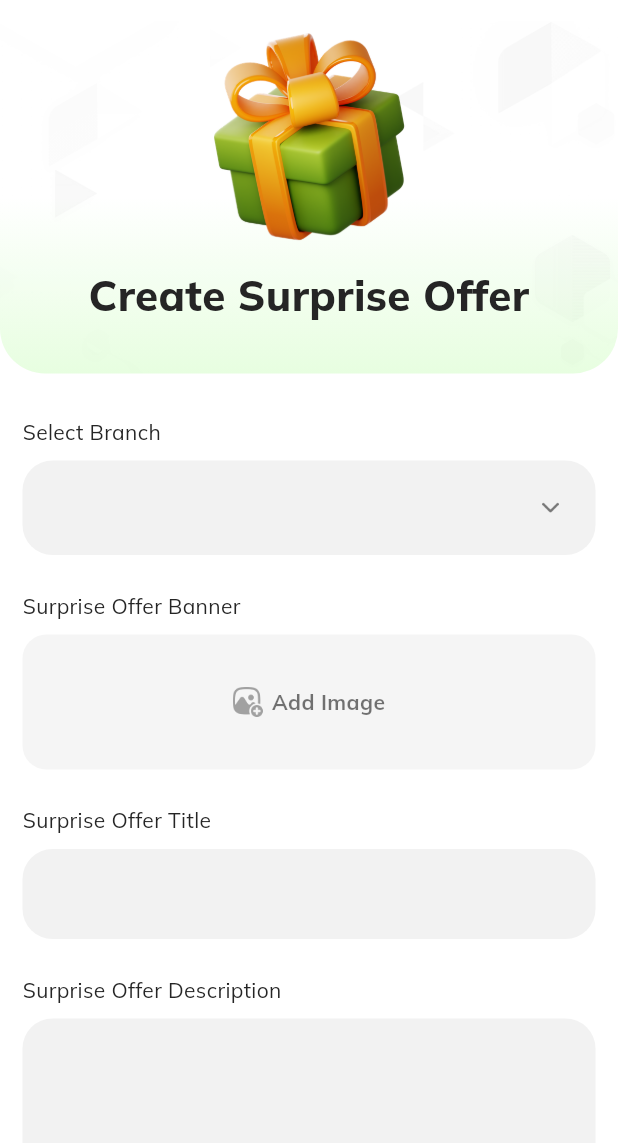
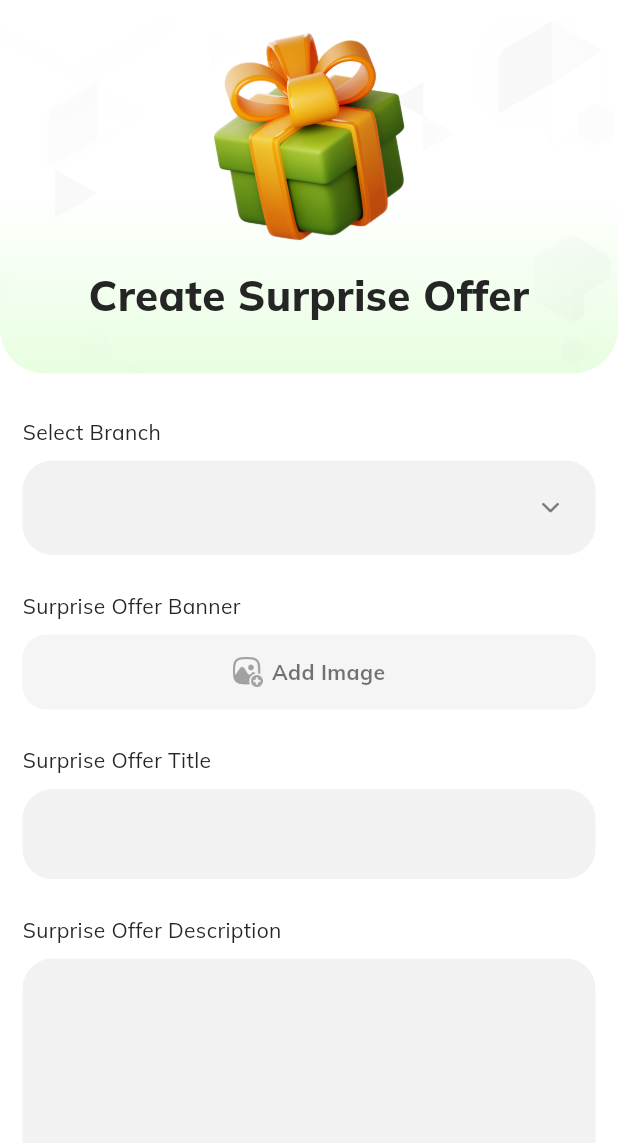
Before and after one commit to vigneshkumar-001/tringo_Owner, a Flutter app: the CreateSurpriseOffer screen opened directly with empty values, on a phone screen of 412 x 824 dp, the part 93-1236 px from its top. Run offline on Flutter 3.47's test engine with Material 3 defaults, Android fonts, the phone set to English and light mode, and no system bars; our stand-ins replace cached_network_image, connectivity_plus, country_picker, dartz, dio, dotted_border and 19 more; missing offline and left inert: call_log, mobile_number, mobile_scanner; accounts and stored records are empty; network calls fail.

Commit message:
maaraa change

```diff
--- a/lib/Core/Const/app_images.dart
+++ b/lib/Core/Const/app_images.dart
@@ -112,4 +112,5 @@ class AppImages {
   static String uID = 'Assets/Images/UID.png';
   static String smallScanQRBlack = 'Assets/Images/small Scan QR Black.png';
   static String uIDBlue = 'Assets/Images/UID blue.png';
+  static String walletImage = 'Assets/Images/WalletImage.png';
 }
--- a/lib/Presentation/Create Surprise Offers/Screens/create_surprise_offer.dart
+++ b/lib/Presentation/Create Surprise Offers/Screens/create_surprise_offer.dart
@@ -430,6 +430,7 @@ class _CreateSurpriseOfferState extends ConsumerState<CreateSurpriseOffer> {
                         },
                         child: Container(
                           width: double.infinity,
+
                           decoration: BoxDecoration(
                             color: AppColor.leftArrow,
                             borderRadius: BorderRadius.circular(16),
@@ -440,12 +441,14 @@ class _CreateSurpriseOfferState extends ConsumerState<CreateSurpriseOffer> {
                                   child: Image.file(
                                     _bannerImageFile!,
                                     width: double.infinity,
-                                    fit: BoxFit
-                                        .fitWidth, // auto height by aspect ratio
+                                    height: 150, // 👈 CONTROL HEIGHT HERE
+                                    fit: BoxFit.cover,
+                                    // fit: BoxFit
+                                    //     .fitWidth, // auto height by aspect ratio
                                   ),
                                 )
                               : SizedBox(
-                                  height: 90,
+                                  height: 50,
                                   child: Row(
                                     mainAxisAlignment: MainAxisAlignment.center,
                                     children: [
@@ -467,7 +470,6 @@ class _CreateSurpriseOfferState extends ConsumerState<CreateSurpriseOffer> {
                                 ),
                         ),
                       ),
-
                       const SizedBox(height: 25),
 
                       // ✅ Title
--- a/lib/Presentation/Home/Controller/home_notifier.dart
+++ b/lib/Presentation/Home/Controller/home_notifier.dart
@@ -174,19 +174,21 @@ class HomeState {
   }) {
     return HomeState(
       isLoading: isLoading ?? this.isLoading,
-      error: error,
+      error: error ?? this.error, // ✅ FIX
       enquiryResponse: enquiryResponse ?? this.enquiryResponse,
       shopsResponse: shopsResponse ?? this.shopsResponse,
       markEnquiry: markEnquiry ?? this.markEnquiry,
       enquiryAnalyticsResponse:
       enquiryAnalyticsResponse ?? this.enquiryAnalyticsResponse,
       selectedShopId: selectedShopId ?? this.selectedShopId,
-      selectedAnalyticsType: selectedAnalyticsType ?? this.selectedAnalyticsType,
+      selectedAnalyticsType:
+      selectedAnalyticsType ?? this.selectedAnalyticsType,
       selectedAnalyticsStatus:
       selectedAnalyticsStatus ?? this.selectedAnalyticsStatus,
       analyticsPages: analyticsPages ?? this.analyticsPages,
     );
   }
+
 }
 
 class HomeNotifier extends Notifier<HomeState> {
--- a/lib/Presentation/Menu/Screens/menu_screens.dart
+++ b/lib/Presentation/Menu/Screens/menu_screens.dart
@@ -60,7 +60,7 @@ class _MenuScreensState extends ConsumerState<MenuScreens> {
     AppImages.accountRelated,
     AppImages.qrCodeLogo,
     AppImages.privacypolicy,
-    AppImages.privacypolicy,
+    AppImages.walletImage,
   ];
 
   final List<Widget> screens = [
```
Also changed, not shown: lib/Presentation/Create Surprise Offers/Screens/surprise_offer_list.dart (+16 -8 lines), lib/Presentation/Home/Screens/home_screens.dart (+9 -1 lines), lib/Presentation/Shops Details/Screen/shops_details.dart (+31 -8 lines), Assets/Images/WalletImage.png (added).
